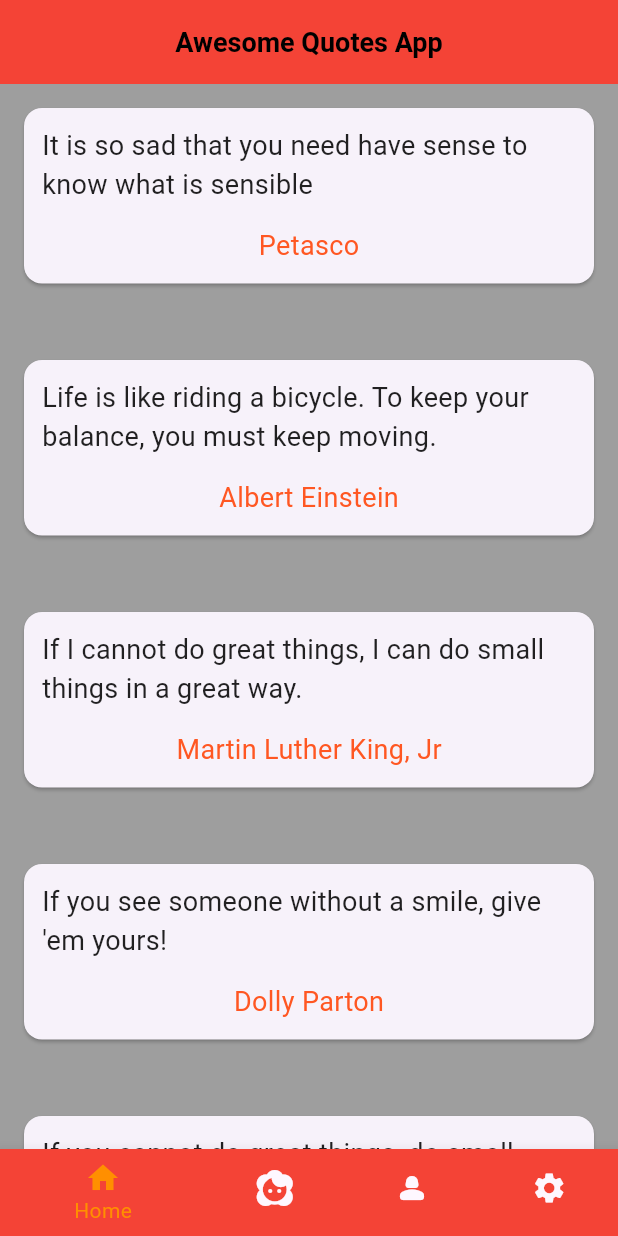
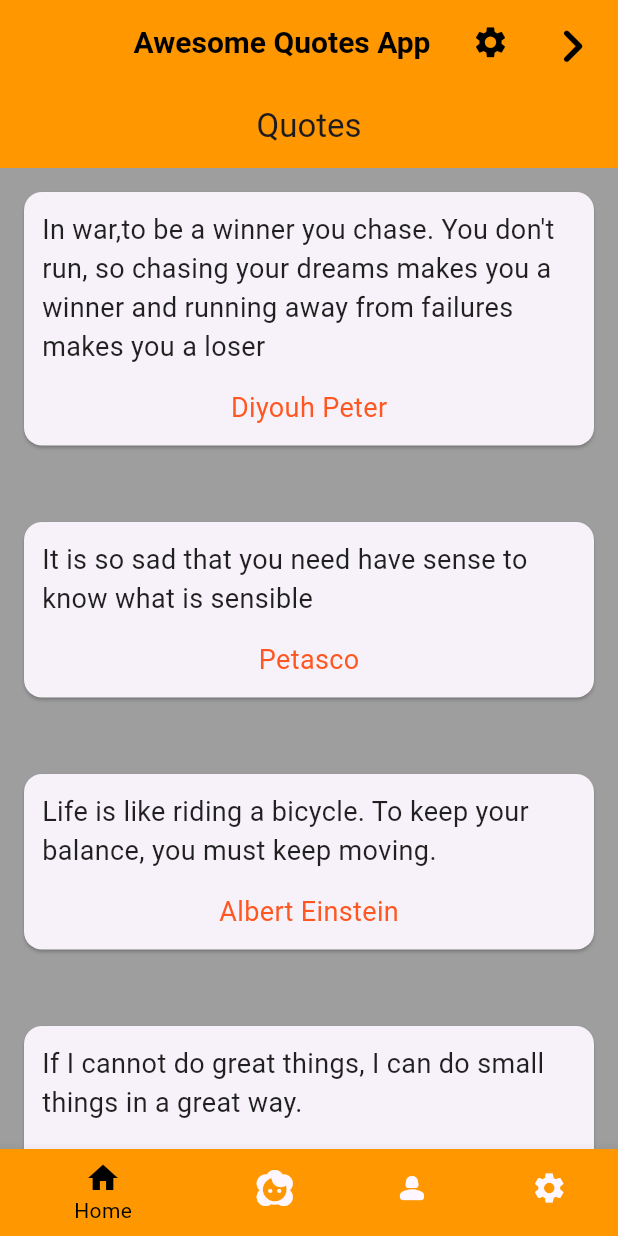
Before and after one commit to Petasco/quotes_app, a Flutter app: the screen it shows after launch, on a phone screen of 412 x 824 dp. Run offline on Flutter 3.47's test engine with Material 3 defaults, Android fonts, the phone set to English and light mode, and no system bars.

Commit message:
BottomNavigationBarItem functionality improved

```diff
--- a/lib/contactme.dart
+++ b/lib/contactme.dart
@@ -11,7 +11,7 @@ class Contactme extends StatelessWidget {
       appBar: AppBar(
         title: const Text("Contact Developer"),
         centerTitle: true,
-        backgroundColor: Colors.deepOrange,
+        backgroundColor: Colors.orange,
         elevation: 0.0,
       ),
       body: Padding(
--- /dev/null
+++ b/lib/home.dart
@@ -0,0 +1,166 @@
+import 'package:flutter/material.dart';
+import 'qoute.dart';
+import 'quote_card.dart';
+import 'contactme.dart';
+
+class QuoteList extends StatefulWidget {
+  const QuoteList({super.key});
+
+  @override
+  State<QuoteList> createState() => _QuoteListState();
+}
+
+
+
+class _QuoteListState extends State<QuoteList> {
+  List<Quote> quotes = [
+    Quote(
+        text: "In war,to be a winner you chase. You don't run, so chasing your dreams makes you a winner and running away from failures makes you a loser",
+        author: "Diyouh Peter"),
+    Quote(
+        text: "It is so sad that you need have sense to know what is sensible",
+        author: "Petasco"),
+    Quote(
+        text: "Life is like riding a bicycle. To keep your balance, you must keep moving.",
+        author: "Albert Einstein"),
+    Quote(
+        text: "If I cannot do great things, I can do small things in a great way.",
+        author: "Martin Luther King, Jr"),
+    Quote(text: "If you see someone without a smile, give 'em yours!",
+        author: "Dolly Parton"),
+    Quote(text: "If you cannot do great things, do small things in a great way",
+        author: "Napoleon Hill"),
+    Quote(
+        text: "Know the difference between enjoying your youth and destroying your future",
+        author: "Nelson Mandela"),
+    Quote(text: "The secret to getting ahead is getting started",
+        author: "Mark Twain"),
+    Quote(
+        text: "Wealth is not about having a lot of money; it’s about having a lot of options",
+        author: "Chris Rock"),
+    Quote(text: "Money is a terrible master but an excellent servant",
+        author: "Phineas Taylor Barnum"),
+    Quote(
+        text: "The time making money should be greater than the time that you are spending money",
+        author: "Sophia Amoruso"),
+    Quote(
+        text: "You only have so many hours in a day, let others make the money for you!",
+        author: "Nick Haase"),
+    Quote(
+        text: "Formal education will make you a living; self-education will make you a fortune",
+        author: "Jim Rohn"),
+    Quote(
+        text: "The longer you're not taking action the more you're losing money",
+        author: "Carrie Wilkerson"),
+    Quote(
+        text: "Expect the best. Prepare for the worst. Capitalize on what comes.",
+        author: "Zig Ziglar"),
+    Quote(
+        text: "Don't let money run your life, let money help you run your life better",
+        author: "John Rampton"),
+    Quote(
+        text: "When you compete with others in life, you miss the chance to complete your own race with grace.",
+        author: "Gift Gugu Mona"),
+    Quote(
+        text: "Don't think money does everything or you are going to end up doing everything for money",
+        author: "Voltaire"),
+    Quote(
+        text: "Life is a one-way trip with no return ticket. Always remember that you are in transit",
+        author: "Gift Gugu Mona"),
+    Quote(
+        text: "No matter the difficulties you face, do not be a difficult person. Choose to make life easy for others.",
+        author: "Gift Gugu Mona"),
+    Quote(
+        text: "Not everything will make sense in life; that does not mean you should accept nonsense",
+        author: "Gift Gugu Mona"),
+    Quote(text: "Shortcuts can cut your life short. Avoid them at all costs",
+        author: "Gift Gugu Mona"),
+    Quote(
+        text: "Never let the tragedies of life transform you into a human tragedy.",
+        author: "Gift Gugu Mona"),
+    Quote(
+        text: "Sometimes life will make you smile, and other times it will make you frown. Life has its ups and downs. Yours is to make every day count.",
+        author: "Gift Gugu Mona"),
+    Quote(text: "Life is a mandatory school for the living. Everyone is a learner because every day, life offers mandatory lessons.",
+        author: "Gift Gugu Mona"),
+    Quote(text: "Life is easy when you live among people who do not make things difficult for you",
+        author: "Gift Gugu Mona"),
+    Quote(text: "Shortcuts can cut your life short. Avoid them at all costs",
+        author: "Gift Gugu Mona"),
+    Quote(text: "Shortcuts can cut your life short. Avoid them at all costs",
+        author: "Gift Gugu Mona"),
+    Quote(text: "Shortcuts can cut your life short. Avoid them at all costs",
+        author: "Gift Gugu Mona"),
+    Quote(text: "Shortcuts can cut your life short. Avoid them at all costs",
+        author: "Gift Gugu Mona"),
+    Quote(text: "Shortcuts can cut your life short. Avoid them at all costs",
+        author: "Gift Gugu Mona"),
+  ];
+
+  Widget quoteTemplate(quote) {
+    return QuoteCard(quote: quote);
+  }
+
+
+  @override
+  Widget build(BuildContext context) {
+    return Scaffold(
+      backgroundColor: Colors.grey,
+      appBar: AppBar(
+        title: const Text("Quotes"),
+        centerTitle: true,
+        backgroundColor: Colors.orange,
+        elevation: 0.0,
+      ),
+
+      body:  ListView(
+        children: [
+          Column(
+            children: quotes.map((quote) {
+              return quoteTemplate(quote);
+            }).toList(),
+          ),
+          const Center(
+            child: Text("Designed By: Petasco",
+              style: TextStyle(
+                color: Colors.black,
+                fontSize: 15.0,
+                fontWeight: FontWeight.bold,
+              ),
+            ),
+          ),
+          SizedBox(height: 20.0),
+          Center(
+            child: ElevatedButton(
+              onPressed: () {
+                Navigator.push(
+                  context,
+                  MaterialPageRoute(builder: (context) => const Contactme()),
+                );
+              },
+              style: ButtonStyle(
+                  backgroundColor: MaterialStateProperty.all(
+                      Colors.orange),
+                  minimumSize: MaterialStateProperty.all(Size(300, 40))
+              ),
+
+              child: const Text(
+                "Contact Me",
+                style: TextStyle(
+                  color: Colors.black87,
+                  fontSize: 25.0,
+                  fontWeight: FontWeight.bold,
+                ),
+              ),
+            ),
+          ),
+          SizedBox(height: 50.0),
+        ],
+      ),
+
+
+
+
+    );
+  }
+}
--- a/lib/main.dart
+++ b/lib/main.dart
@@ -1,180 +1,96 @@
 import 'package:flutter/material.dart';
-import 'qoute.dart';
 import 'quote_card.dart';
-import 'contactme.dart';
 import 'memes.dart';
 import 'settings.dart';
 import 'profile.dart';
+import 'home.dart';
 
 void main() {
   runApp( const MaterialApp(
-    home: QuoteList(),
+    home: HomePage(),
   ));
 }
 
-class QuoteList extends StatefulWidget {
-  const QuoteList({super.key});
+class HomePage extends StatefulWidget {
+  const HomePage({super.key});
 
 
   @override
-  State<QuoteList> createState() => _QuoteListState();
+  State<HomePage> createState() => _HomePageState();
 }
 
 
 
-class _QuoteListState extends State<QuoteList> {
-  List<Quote> quotes = [
-    Quote(
-        text: "It is so sad that you need have sense to know what is sensible",
-        author: "Petasco"),
-    Quote(
-        text: "Life is like riding a bicycle. To keep your balance, you must keep moving.",
-        author: "Albert Einstein"),
-    Quote(
-        text: "If I cannot do great things, I can do small things in a great way.",
-        author: "Martin Luther King, Jr"),
-    Quote(text: "If you see someone without a smile, give 'em yours!",
-        author: "Dolly Parton"),
-    Quote(text: "If you cannot do great things, do small things in a great way",
-        author: "Napoleon Hill"),
-    Quote(
-        text: "Know the difference between enjoying your youth and destroying your future",
-        author: "Nelson Mandela"),
-    Quote(text: "The secret to getting ahead is getting started",
-        author: "Mark Twain"),
-    Quote(
-        text: "Wealth is not about having a lot of money; it’s about having a lot of options",
-        author: "Chris Rock"),
-    Quote(text: "Money is a terrible master but an excellent servant",
-        author: "Phineas Taylor Barnum"),
-    Quote(
-        text: "The time making money should be greater than the time that you are spending money",
-        author: "Sophia Amoruso"),
-    Quote(
-        text: "You only have so many hours in a day, let others make the money for you!",
-        author: "Nick Haase"),
-    Quote(
-        text: "Formal education will make you a living; self-education will make you a fortune",
-        author: "Jim Rohn"),
-    Quote(
-        text: "The longer you're not taking action the more you're losing money",
-        author: "Carrie Wilkerson"),
-    Quote(
-        text: "Expect the best. Prepare for the worst. Capitalize on what comes.",
-        author: "Zig Ziglar"),
-    Quote(
-        text: "Don't let money run your life, let money help you run your life better",
-        author: "John Rampton"),
-    Quote(
-        text: "When you compete with others in life, you miss the chance to complete your own race with grace.",
-        author: "Gift Gugu Mona"),
-    Quote(
-        text: "Don't think money does everything or you are going to end up doing everything for money",
-        author: "Voltaire"),
-    Quote(
-        text: "Life is a one-way trip with no return ticket. Always remember that you are in transit",
-        author: "Gift Gugu Mona"),
-    Quote(
-        text: "No matter the difficulties you face, do not be a difficult person. Choose to make life easy for others.",
-        author: "Gift Gugu Mona"),
-    Quote(
-        text: "Not everything will make sense in life; that does not mean you should accept nonsense",
-        author: "Gift Gugu Mona"),
-    Quote(text: "Shortcuts can cut your life short. Avoid them at all costs",
-        author: "Gift Gugu Mona"),
-    Quote(
-        text: "Never let the tragedies of life transform you into a human tragedy.",
-        author: "Gift Gugu Mona"),
-    Quote(
-        text: "Sometimes life will make you smile, and other times it will make you frown. Life has its ups and downs. Yours is to make every day count.",
-        author: "Gift Gugu Mona"),
-  ];
+class _HomePageState extends State<HomePage> {
 
   Widget quoteTemplate(quote) {
     return QuoteCard(quote: quote);
   }
   int selectedIndex = 0;
+
   static const TextStyle optionStyle =
   TextStyle(fontSize: 30, fontWeight: FontWeight.bold);
-  static const List<Widget> widgetOptions = <Widget>[
-    QuoteList(),
-    MemesLol(),
-    Profile(),
-    Settings(),
-  ];
 
   void onItemTapped(int index) {
     setState(() {
       selectedIndex = index;
     });
+
   }
 
   @override
   Widget build(BuildContext context) {
+    Widget selectedWidget() {
+      switch (selectedIndex) {
+        case 0:
+          return const QuoteList();
+        case 1:
+          return const MemesLol();
+        case 2:
+          return const Profile();
+        case 3:
+          return const Settings();
+        default:
+          return Container(); // Handle any other case if needed
+      }
+    }
+
     return Scaffold(
       backgroundColor: Colors.grey,
       appBar: AppBar(
-        title: const Text("Awesome Quotes App",
+        title: const Text(
+          "Awesome Quotes App",
           style: TextStyle(
             color: Colors.black,
-            fontSize: 18.0,
+            fontSize: 20.0,
             fontWeight: FontWeight.bold,
           ),
         ),
         centerTitle: true,
-        backgroundColor: Colors.red,
-      ),
-
-      body: ListView(
-        children: [
-          Column(
-            children: quotes.map((quote) {
-              return quoteTemplate(quote);
-            }).toList(),
+        backgroundColor: Colors.orange,
+        actions: [
+          IconButton(
+            icon: const Icon(Icons.settings, size: 25, color: Colors.black),
+            onPressed: () {
+              onItemTapped(3); // Navigate to Settings
+            },
           ),
-          const Center(
-            child: Text("Designed By: Petasco",
-              style: TextStyle(
-                color: Colors.black,
-                fontSize: 15.0,
-                fontWeight: FontWeight.bold,
-              ),
-            ),
-          ),
-          SizedBox(height: 20.0),
-          Center(
-            child: ElevatedButton(
-              onPressed: () {
-                Navigator.push(
-                  context,
-                  MaterialPageRoute(builder: (context) => Contactme()),
-                );
-              },
-              style: ButtonStyle(
-                  backgroundColor: MaterialStateProperty.all(
-                      Colors.deepOrange)
-              ),
-              child: const Text(
-                "Contact Me",
-                style: TextStyle(
-                  color: Colors.black87,
-                  fontSize: 25.0,
-                  fontWeight: FontWeight.bold,
-                ),
-              ),
-            ),
-          ),
-          SizedBox(height: 50.0),
+          IconButton(
+            icon: const Icon(Icons.navigate_next_rounded,
+                size: 45, color: Colors.black),
+            onPressed: () {
+              onItemTapped(1); // Navigate to MemesLol
+            },
+          )
         ],
       ),
-
-
+      body: selectedWidget(), // Show only the selected widget
       bottomNavigationBar: BottomNavigationBar(
         items: const <BottomNavigationBarItem>[
           BottomNavigationBarItem(
             icon: Icon(Icons.home),
             label: 'Home',
-            backgroundColor: Colors.red,
+            backgroundColor: Colors.orange,
           ),
           BottomNavigationBarItem(
             icon: Icon(Icons.face_2_rounded),
@@ -192,11 +108,9 @@ class _QuoteListState extends State<QuoteList> {
             backgroundColor: Colors.pink,
           ),
         ],
-
         currentIndex: selectedIndex,
-        selectedItemColor: Colors.amber[800],
+        selectedItemColor: Colors.black,
         onTap: onItemTapped,
-
       ),
     );
   }
```
Also changed, not shown: lib/memes.dart (+7 -2 lines), lib/profile.dart (+4 -4 lines), lib/settings.dart (+59 -2 lines), lib/pages/trial.dart (added).
